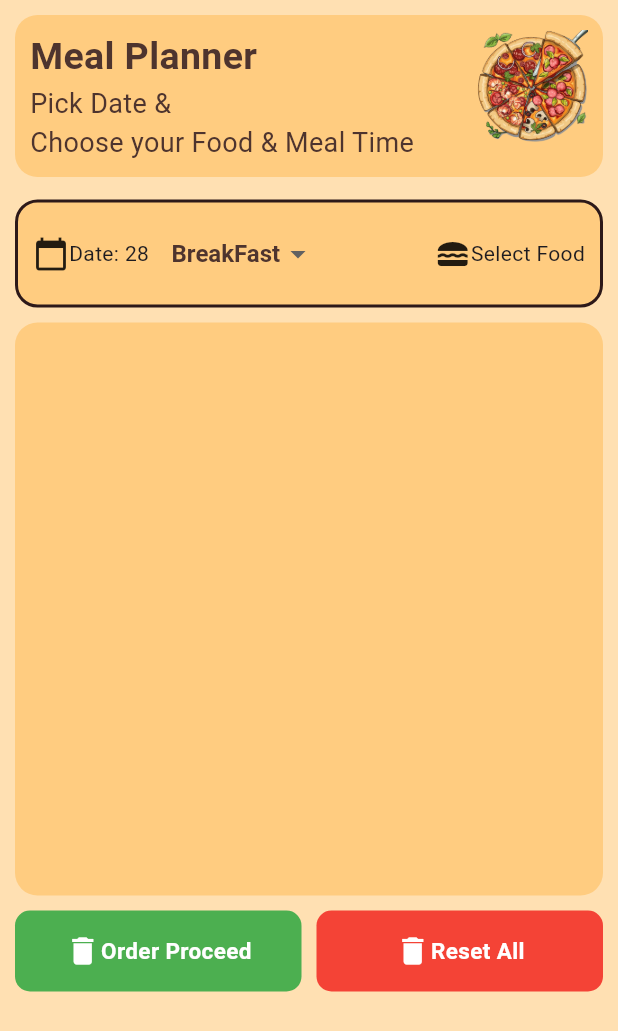
After one commit to rahatalmas/hungerapp, a Flutter app: the CustomOrderPage screen opened directly, on a phone screen of 412 x 824 dp. The commit adds this screen. Shown: the top 1031 px of the screen. Run offline on Flutter 3.47's test engine with Material 3 defaults, Android fonts, the phone set to English and light mode, and no system bars; our stand-ins replace jwt_decoder.

Commit message:
custom page

```diff
--- a/lib/apiControllers/getUser.dart
+++ b/lib/apiControllers/getUser.dart
@@ -6,7 +6,7 @@ import 'package:hunger/dataModels/userModel.dart';
 
 Future<UserModel> getUser(String accessToken,int userId) async{
   String id = userId.toString();
-  String url = "http://192.168.189.175:5000/user/"+id;
+  String url = "http://192.168.243.213:5000/user/"+id;
   final response = await http.get(
       Uri.parse(url),
       headers: {
--- a/lib/apiControllers/getfoods.dart
+++ b/lib/apiControllers/getfoods.dart
@@ -4,7 +4,7 @@ import 'dart:convert';
 import 'package:hunger/dataModels/foodModel.dart';
 
 Future<List<FoodModel>> getFoods() async{
-  String url = "http://192.168.189.175:5000/food/allfoods";
+  String url = "http://192.168.243.213:5000/food/allfoods";
   final response = await http.get(Uri.parse(url));
   //List<FoodModel> foodList = [];
   if(response.statusCode == 200){
--- a/lib/apiControllers/login.dart
+++ b/lib/apiControllers/login.dart
@@ -3,7 +3,7 @@ import 'dart:convert';
 import 'package:hunger/dataModels/userModel.dart';
 
 Future<UserLoginInfoModel> userLogin(user_name,user_password) async{
-  String url = "http://192.168.189.175:5000/user/login";
+  String url = "http://192.168.243.213:5000/user/login";
   final response = await http.post(
       Uri.parse(url),
       headers:<String,String>{
--- /dev/null
+++ b/lib/globalStates/mealprovider.dart
@@ -0,0 +1,29 @@
+import 'dart:collection';
+import 'package:flutter/cupertino.dart';
+import 'package:hunger/dataModels/cartItemModel.dart';
+
+class MealItemProvider extends ChangeNotifier{
+
+  final List<CartItemModel> mealItems = [];
+
+  UnmodifiableListView<CartItemModel> get cartList => UnmodifiableListView(mealItems);
+  int get mealItemsLength => mealItems.length;
+
+  void addCartItem(CartItemModel item){
+    print(item);
+    mealItems.add(item);
+    notifyListeners();
+  }
+
+    void addQuantity(int index){
+    mealItems[index].quantity+=1;
+    notifyListeners();
+    //print('update');
+  }
+  void subQuantity(int index){
+    if(mealItems[index].quantity>1) {
+      mealItems[index].quantity -= 1;
+    }
+    notifyListeners();
+  }
+}
--- a/lib/main.dart
+++ b/lib/main.dart
@@ -1,5 +1,6 @@
 import 'package:flutter/material.dart';
 import 'package:hunger/globalStates/LoginInfoProvider.dart';
+import 'package:hunger/globalStates/mealprovider.dart';
 import 'package:hunger/rootpage.dart';
 import 'package:hunger/pages/loginpage.dart';
 import 'package:hunger/globalStates/cartItemProvider.dart';
@@ -12,6 +13,7 @@ void main() {
          providers:[
            ChangeNotifierProvider(create: (context)=>LoginInfoProvider()),
            ChangeNotifierProvider(create: (context)=>CartItemProvider()),
+           ChangeNotifierProvider(create: (context)=>MealItemProvider()),
          ],
        child: const MyApp(),
      ),
@@ -39,11 +41,11 @@ class MyApp extends StatelessWidget {
                 if(snapshot.hasData){
                   return Root();
                 }else{
-                  return const LoginPage();
+                  return LoginPage();
                 }
               });
             }else{
-              return const LoginPage();
+              return LoginPage();
             }
           },
         )
--- a/lib/pages/cartItemsPage.dart
+++ b/lib/pages/cartItemsPage.dart
@@ -257,6 +257,9 @@ class _CartItems extends State<CartItems> {
                   ),
                 ),
               ),
+              onTap: (){
+
+              },
             ),//list
           ],
         ),
--- /dev/null
+++ b/lib/pages/customOrderPage.dart
@@ -0,0 +1,366 @@
+import 'package:flutter/material.dart';
+import 'package:hunger/globalStates/mealprovider.dart';
+import 'package:hunger/pages/components/customorderfoodlist.dart';
+import 'package:provider/provider.dart';
+
+class CustomOrderPage extends StatefulWidget {
+  const CustomOrderPage({super.key});
+  @override
+  State<CustomOrderPage> createState() => _CustomOrderPage();
+}
+
+class _CustomOrderPage extends State<CustomOrderPage> {
+  DateTime selectedDate = DateTime.now();
+
+  Future<void> _selectDate(BuildContext context) async {
+    final DateTime? picked = await showDatePicker(
+      context: context,
+      initialDate: selectedDate,
+      firstDate: DateTime(2015, 8),
+      lastDate: DateTime(2101),
+    );
+    if (picked != null && picked != selectedDate) {
+      setState(() {
+        selectedDate = picked;
+      });
+    }
+  }
+
+  String? mealType = "BreakFast";
+
+  bool showFood = false;
+
+  @override
+  Widget build(BuildContext context) {
+    return Scaffold(
+        backgroundColor: Colors.orange[100],
+        body: SingleChildScrollView(
+            child: Padding(
+                padding: EdgeInsets.all(10),
+                child: Column(
+                  children: [
+                    Container(
+                      padding: EdgeInsets.all(10),
+                      width: MediaQuery.of(context).size.width,
+                      decoration: BoxDecoration(
+                        color: Colors.orange[200],
+                        borderRadius: BorderRadius.circular(15),
+                      ),
+                      child: Stack(
+                        children: [
+                          Positioned(
+                            child: Column(
+                              mainAxisAlignment: MainAxisAlignment.center,
+                              crossAxisAlignment: CrossAxisAlignment.start,
+                              children: [
+                                Text("Meal Planner",
+                                    style: TextStyle(
+                                        fontSize: 25,
+                                        fontWeight: FontWeight.bold,
+                                        color: Colors.brown[800])),
+                                Text("Pick Date &",
+                                    style: TextStyle(
+                                        fontSize: 18,
+                                        color: Colors.brown[800])),
+                                Text("Choose your Food & Meal Time",
+                                    style: TextStyle(
+                                        fontSize: 18, color: Colors.brown[800]))
+                              ],
+                            ),
+                          ),
+                          Positioned(
+                            right: 0,
+                            child: Image.asset(
+                              "assets/pizza.png",
+                              width: 75,
+                              fit: BoxFit.cover,
+                            ),
+                          ),
+                        ],
+                      ),
+                    ),
+                    SizedBox(
+                      height: 15,
+                    ),
+                    Container(
+                        padding: EdgeInsets.all(10),
+                        decoration: BoxDecoration(
+                            border: Border.all(
+                                color: Color.fromARGB(255, 45, 25, 25),
+                                width: 2),
+                            borderRadius: BorderRadius.circular(15),
+                            color: Colors.orange[200]),
+                        child: Row(
+                          crossAxisAlignment: CrossAxisAlignment.center,
+                          mainAxisAlignment: MainAxisAlignment.spaceBetween,
+                          children: [
+                            Row(
+                              children: [
+                                InkWell(
+                                  child: Row(
+                                    children: [
+                                      Icon(Icons.calendar_today),
+                                      Text(
+                                          "Date: ${selectedDate.day.toString()}"),
+                                    ],
+                                  ),
+                                  onTap: () => _selectDate(context),
+                                ),
+                                SizedBox(
+                                  width: 15,
+                                ),
+                                Row(
+                                  children: [
+                                    DropdownButton(
+                                      value: mealType,
+                                      items: <String>[
+                                        'BreakFast',
+                                        'Lunch',
+                                        'Dinner',
+                                      ].map<DropdownMenuItem<String>>(
+                                          (String value) {
+                                        return DropdownMenuItem<String>(
+                                            value: value, child: Text(value));
+                                      }).toList(),
+                                      onChanged: (value) {
+                                        setState(() => mealType = value);
+                                      },
+                                      underline: SizedBox(
+                                        height: 0,
+                                        width: 0,
+                                      ),
+                                      alignment: Alignment.center,
+                                      style: TextStyle(
+                                          fontSize: 16,
+                                          fontWeight: FontWeight.bold,
+                                          color: Colors.brown[800]),
+                                      dropdownColor: Colors.orange[100],
+                                    ),
+                                  ],
+                                )
+                              ],
+                            ),
+                            InkWell(
+                              child: Row(
+                                children: [
+                                  Icon(Icons.lunch_dining),
+                                  Text("Select Food"),
+                                ],
+                              ),
+                              onTap: () {
+                                showDialog(
+                                    context: context,
+                                    builder: (BuildContext context) {
+                                      return Dialog(
+                                        backgroundColor: Colors.orange[200],
+                                        child: CustomOrderFoodsList(),
+                                      );
+                                    });
+                              },
+                            )
+                          ],
+                        )),
+                    SizedBox(
+                      height: 10,
+                    ),
+
+                    //items
+                    Container(
+                      height: MediaQuery.of(context).size.height / 2 - 30,
+                      width: MediaQuery.of(context).size.width,
+                      alignment: Alignment.center,
+                      padding: EdgeInsets.all(10),
+                      decoration: BoxDecoration(
+                          color: Colors.orange[200],
+                          borderRadius: BorderRadius.circular(15)),
+                      child: Consumer<MealItemProvider>(
+                        builder: (context, cartList, child) {
+                          return ListView.builder(
+                              itemCount: cartList.mealItemsLength,
+                              itemBuilder: (context, index) {
+                                return Container(
+                          width: MediaQuery.of(context).size.width,
+                          padding: EdgeInsets.all(10),
+                          margin: EdgeInsets.symmetric(vertical: 5, horizontal: 0),
+                          decoration: BoxDecoration(
+                              color: Colors.orange[300],
+                              borderRadius: BorderRadius.circular(10)),
+                          child: Row(
+                            mainAxisAlignment: MainAxisAlignment.spaceBetween,
+                            children: [
+                              Column(
+                                mainAxisAlignment: MainAxisAlignment.center,
+                                crossAxisAlignment: CrossAxisAlignment.start,
+                                children: [
+                                  ClipRRect(
+                                    borderRadius: BorderRadius.circular(15),
+                                    child: Image.network('${cartList.mealItems[index].food_model.foodPicture}',
+                                        height: 70,
+                                        width: 100,
+                                        fit: BoxFit.cover,
+                                        alignment: Alignment.center),
+                                  ),
+                                  Column(
+                                    mainAxisAlignment: MainAxisAlignment.center,
+                                    crossAxisAlignment: CrossAxisAlignment.start,
+                                    children: [
+                                      Text(
+                                        cartList.mealItems[index].food_model.foodName,
+                                        style: TextStyle(
+                                            color: Colors.brown[700],
+                                            fontWeight: FontWeight.w500,
+                                            fontSize: 15),
+                                      ),
+                                      Text(cartList.mealItems[index].food_model.foodProvider.hotelName,
+                                          style: TextStyle(
+                                              color: Colors.brown[700],
+                                              fontWeight: FontWeight.w500,
+                                              fontSize: 13))
+                                    ],
+                                  )
+                                ],
+                              ),
+                              Row(
+                                children: [
+                                  InkWell(
+                                    onTap:(){
+                                      cartList.subQuantity(index);
+                                    },
+                                    child: Container(
+                                      padding: EdgeInsets.all(5),
+                                      decoration: BoxDecoration(
+                                          borderRadius: BorderRadius.circular(10),
+                                          color: Colors.orange[100]),
+                                      child: Icon(
+                                        Icons.remove,
+                                        size: 20,
+                                        weight: 500,
+                                      ),
+                                    ),
+                                  ),
+                                  SizedBox(
+                                    width: 5,
+                                  ),
+                                  Text('${cartList.mealItems[index].quantity}',
+                                      style: TextStyle(
+                                          color: Colors.brown[700],
+                                          fontWeight: FontWeight.w700,
+                                          fontSize: 20)),
+                                  SizedBox(
+                                    width: 5,
+                                  ),
+                                  InkWell(
+                                    onTap:(){
+                                      cartList.addQuantity(index);
+                                    },
+                                    child: Container(
+                                      padding: EdgeInsets.all(5),
+                                      decoration: BoxDecoration(
+                                          borderRadius: BorderRadius.circular(10),
+                                          color: Colors.orange[100]),
+                                      child: Icon(
+                                        Icons.add,
+                                        size: 20,
+                                        weight: 500,
+                                      ),
+                                    ),
+                                  ),
+                                ],
+                              ),
+                              Column(
+                                children: [
+                                  Text(
+                                    "Price",
+                                    style: TextStyle(
+                                        color: Colors.brown[700],
+                                        fontWeight: FontWeight.w500,
+                                        fontSize: 15),
+                                  ),
+                                  Text(
+                                    '${cartList.mealItems[index].food_model.foodPrice}x${cartList.mealItems[index].quantity}',
+                                    style: TextStyle(
+                                        color: Colors.brown[700],
+                                        fontWeight: FontWeight.w700,
+                                        fontSize: 15),
+                                  ),
+                                  Text(
+                                    '${cartList.mealItems[index].food_model.foodPrice*cartList.mealItems[index].quantity}',
+                                    style: TextStyle(
+                                        color: Colors.brown[700],
+                                        fontWeight: FontWeight.w700,
+                                        fontSize: 15),
+                                  ),
+                                ],
+                              )
+                            ],
+                          ));
+                              });
+                        },
+                      ),
+                    ),
+                    Row(
+                      crossAxisAlignment: CrossAxisAlignment.center,
+                      mainAxisAlignment: MainAxisAlignment.spaceBetween,
+                      children: [
+                        Expanded(
+                          child: InkWell(
+                            child: Container(
+                                alignment: Alignment.center,
+                                padding: EdgeInsets.all(15),
+                                margin: EdgeInsets.fromLTRB(0, 10, 5, 0),
+                                decoration: BoxDecoration(
+                                    color: Colors.green,
+                                    borderRadius: BorderRadius.circular(10)),
+                                child: Row(
+                                  crossAxisAlignment: CrossAxisAlignment.center,
+                                  mainAxisAlignment: MainAxisAlignment.center,
+                                  children: [
+                                    Icon(
+                                      Icons.delete,
+                                      color: Colors.white,
+                                    ),
+                                    Text(
+                                      "Order Proceed",
+                                      style: TextStyle(
+                                          fontSize: 15,
+                                          fontWeight: FontWeight.bold,
+                                          color: Colors.white),
+                                    ),
+                                  ],
+                                )),
+                          ),
+                        ),
+                        Expanded(
+                          child: InkWell(
+                            child: Container(
+                                alignment: Alignment.center,
+                                padding: EdgeInsets.all(15),
+                                margin: EdgeInsets.fromLTRB(5, 10, 0, 0),
+                                decoration: BoxDecoration(
+                                    color: Colors.red,
+                                    borderRadius: BorderRadius.circular(10)),
+                                child: Row(
+                                  crossAxisAlignment: CrossAxisAlignment.center,
+                                  mainAxisAlignment: MainAxisAlignment.center,
+                                  children: [
+                                    Icon(
+                                      Icons.delete,
+                                      color: Colors.white,
+                                    ),
+                                    Text(
+                                      "Reset All",
+                                      style: TextStyle(
+                                          fontSize: 15,
+                                          fontWeight: FontWeight.bold,
+                                          color: Colors.white),
+                                    ),
+                                  ],
+                                )),
+                          ),
+                        )
+                      ],
+                    )
+                  ],
+                ))));
+  }
+}
--- a/lib/pages/foodDetails.dart
+++ b/lib/pages/foodDetails.dart
@@ -1,7 +1,7 @@
 import 'package:flutter/material.dart';
 import 'package:hunger/dataModels/foodModel.dart';
 import 'package:hunger/pages/components/foodList.dart';
-import 'package:hunger/pages/orderPage.dart';
+import 'package:hunger/pages/orderpage.dart';
 
 class FoodDetails extends StatefulWidget {
   FoodDetails({super.key, required this.data});
--- a/lib/pages/orderPage.dart
+++ b/lib/pages/orderpage.dart
@@ -1,7 +1,7 @@
 import 'package:flutter/material.dart';
 
 class OrderPage extends StatefulWidget{
-  OrderPage({super.key});
+  const OrderPage({super.key});
   @override
   State<OrderPage> createState ()=> _OrderPage();
 }
--- a/lib/pages/profilePage.dart
+++ b/lib/pages/profilePage.dart
@@ -5,7 +5,7 @@ import 'package:provider/provider.dart';
 import 'package:jwt_decoder/jwt_decoder.dart';
 
 class ProfilePage extends StatefulWidget{
-  ProfilePage({super.key});
+  const ProfilePage({super.key});
   @override
   State<ProfilePage> createState() => _ProfilePage();
 }
--- a/lib/rootpage.dart
+++ b/lib/rootpage.dart
@@ -1,4 +1,5 @@
 import 'package:flutter/material.dart';
+import 'package:hunger/pages/customOrderPage.dart';
 import 'package:hunger/pages/homepage.dart';
 import 'package:hunger/pages/foodpage.dart';
 import 'package:hunger/pages/cartItemsPage.dart';
@@ -15,9 +16,7 @@ class _Root extends State<Root> {
   static final List<Widget> _widgetOptions = <Widget>[
     const MyHomePage(title: 'Hunger'),
     const FoodPage(),
-    Text(
-      'yo',
-    ),
+    CustomOrderPage(),
     CartItems(),
     ProfilePage(),
   ];
--- a/pubspec.yaml
+++ b/pubspec.yaml
@@ -78,12 +78,12 @@ flutter:
      - assets/head.png
      - assets/murighanta.png
      - assets/login_cc.png
-     - assets/download (1).jpg
      - assets/dodle.jpg
      - assets/soup.png
      - assets/pizza.png
      - assets/anya.jpg
-
+     - assets/bg.jpg
+     - assets/bg1.jpg
   # An image asset can refer to one or more resolution-specific "variants", see
   # https://flutter.dev/assets-and-images/#resolution-aware
 
```
Also changed, not shown: lib/pages/components/customorderfoodlist.dart (added, +126 -0 lines), assets/bg.jpg (renamed from assets/download (1).jpg), assets/bg1.jpg (renamed from assets/download.jpg), pubspec.lock, 1 other file.
